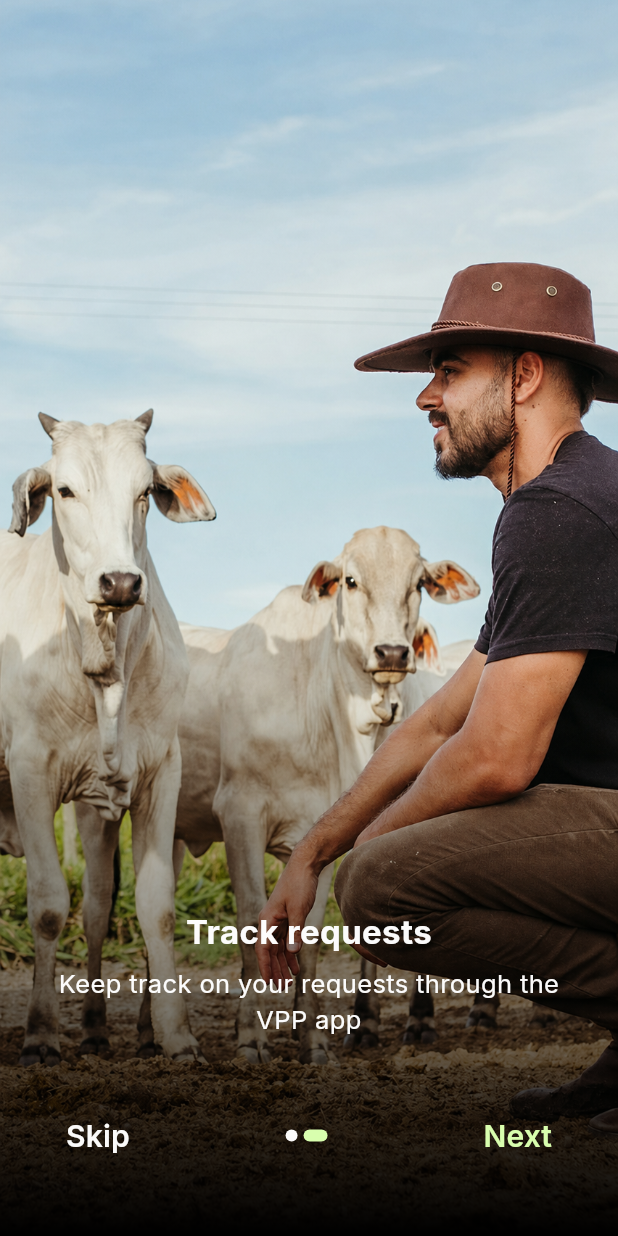
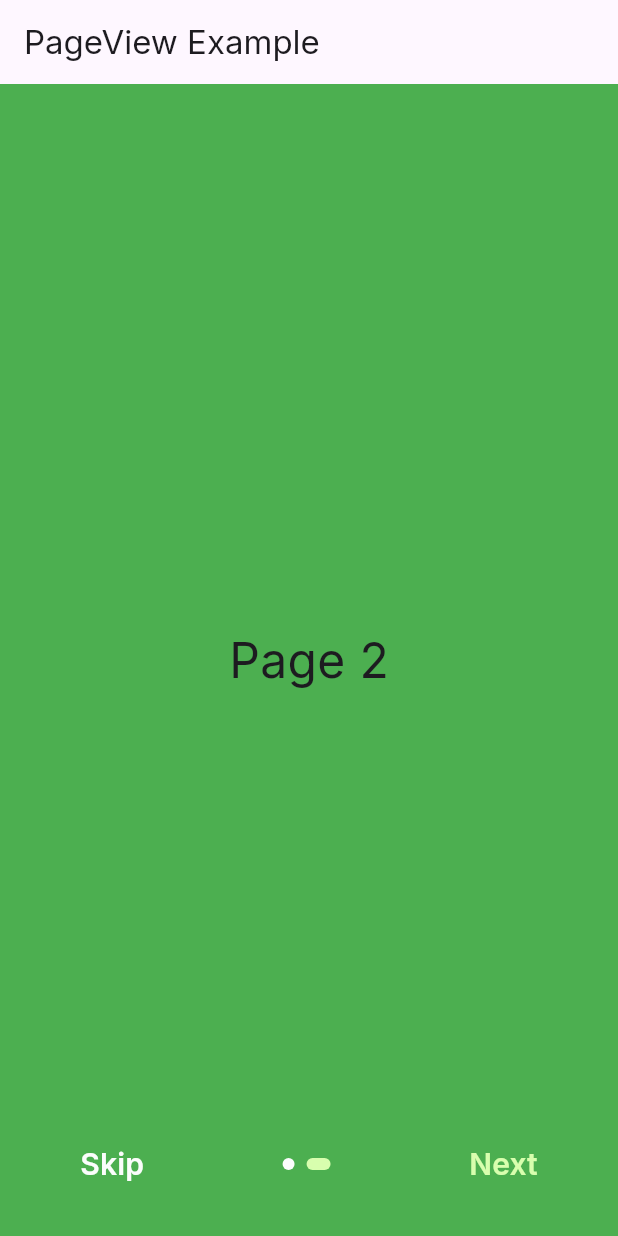
Before and after one commit to KadwaMahesh/Vpp, a Flutter app: the screen it shows after launch, after a tap on "Next", on a phone screen of 412 x 824 dp. Run offline on Flutter 3.47's test engine with Material 3 defaults, Android fonts, the phone set to English and light mode, and no system bars; our stand-ins replace calendar_date_picker2, get, supabase_flutter; accounts and stored records are empty.

Commit message:
project update

```diff
--- a/lib/views/signInEmail.dart
+++ b/lib/views/signInEmail.dart
@@ -0,0 +1,150 @@
+import 'package:flutter/material.dart';
+import 'package:get/get.dart';
+import 'package:vpp/views/signInOne.dart';
+import 'package:vpp/widgets/app_color.dart';
+
+class PageViewExample extends StatefulWidget {
+  const PageViewExample({super.key});
+
+  @override
+  State<PageViewExample> createState() => _PageViewExampleState();
+}
+
+class _PageViewExampleState extends State<PageViewExample> {
+  late final PageController _controller;
+
+  int _currentPage = 0;
+
+  final int _pageCount = 2;
+
+  @override
+  void initState() {
+    super.initState();
+
+    _controller = PageController(initialPage: _currentPage);
+  }
+
+  @override
+  void dispose() {
+    _controller.dispose();
+    super.dispose();
+  }
+
+  @override
+  Widget build(BuildContext context) {
+    final size = MediaQuery.of(context).size;
+    return Scaffold(
+      appBar: AppBar(title: const Text('PageView Example')),
+      body: Stack(
+        children: [
+          PageView(
+            controller: _controller,
+            onPageChanged: (index) {
+              setState(() {
+                _currentPage = index;
+              });
+            },
+            children: [
+              Container(
+                width: size.width,
+                height: size.height,
+                decoration: BoxDecoration(
+                  gradient: LinearGradient(
+                    begin: Alignment.topCenter,
+                    end: Alignment.bottomCenter,
+                    colors: [
+                      AppColor.transparent,
+                      AppColor.transparent,
+                      AppColor.black54,
+                      AppColor.black,
+                    ],
+                    stops: [0.0, 0.55, 0.85, 1.0],
+                  ),
+                ),
+                child: Image.asset(
+                  "assets/images/Feature showcase 01.png",
+                  fit: BoxFit.cover,
+                ),
+              ),
+              Container(
+                color: Colors.green,
+                child: const Center(
+                  child: Text('Page 2', style: TextStyle(fontSize: 32)),
+                ),
+              ),
+            ],
+          ),
+
+          // Page indicator
+          Positioned(
+            right: 0,
+            bottom: 24,
+            left: 0,
+            child: Padding(
+              padding: const EdgeInsets.symmetric(horizontal: 41.5),
+              child: Row(
+                mainAxisAlignment: MainAxisAlignment.spaceBetween,
+                children: [
+                  TextButton(
+                    onPressed: () {},
+                    child: Text(
+                      'Skip',
+                      style: TextStyle(
+                        fontSize: 20,
+                        fontWeight: FontWeight.w600,
+                        color: AppColor.white,
+                      ),
+                    ),
+                  ),
+                  Row(
+                    mainAxisAlignment: MainAxisAlignment.center,
+                    children: List.generate(
+                      _pageCount,
+                      (index) => _buildIndicator(index),
+                    ),
+                  ),
+                  TextButton(
+                    onPressed: () {
+                      if (_currentPage < _pageCount - 1) {
+                        _controller.animateToPage(
+                          _currentPage + 1,
+                          duration: const Duration(milliseconds: 400),
+                          curve: Curves.easeInOut,
+                        );
+                      } else {
+                        Get.off(() => const SignInOne());
+                      }
+                    },
+                    child: Text(
+                      'Next',
+                      style: TextStyle(
+                        fontSize: 20,
+                        fontWeight: FontWeight.w600,
+                        color: AppColor.buttonText,
+                      ),
+                    ),
+                  ),
+                ],
+              ),
+            ),
+          ),
+        ],
+      ),
+    );
+  }
+
+  Widget _buildIndicator(int index) {
+    final bool isSelected = _currentPage == index;
+
+    return AnimatedContainer(
+      duration: const Duration(milliseconds: 250),
+      margin: const EdgeInsets.symmetric(horizontal: 4),
+      width: isSelected ? 16 : 8,
+      height: 8,
+      decoration: BoxDecoration(
+        color: isSelected ? AppColor.buttonText : AppColor.white,
+        borderRadius: BorderRadius.circular(20),
+      ),
+    );
+  }
+}
--- a/lib/views/splash.dart
+++ b/lib/views/splash.dart
@@ -2,6 +2,7 @@ import 'dart:async';
 
 import 'package:flutter/material.dart';
 import 'package:get/get.dart';
+import 'package:vpp/views/signInEmail.dart';
 import 'package:vpp/widgets/app_color.dart';
 import 'package:vpp/views/onbording.dart';
 
@@ -20,7 +21,8 @@ class _SplashScreenState extends State<SplashScreen> {
     Timer(Duration(seconds: 3), () async {
       Navigator.pushReplacement(
         context,
-        await Get.off(() => const Onbording()),
+        // await Get.off(() => const Onbording()),
+        await Get.off(() => PageViewExample()),
       );
     });
   }
```
